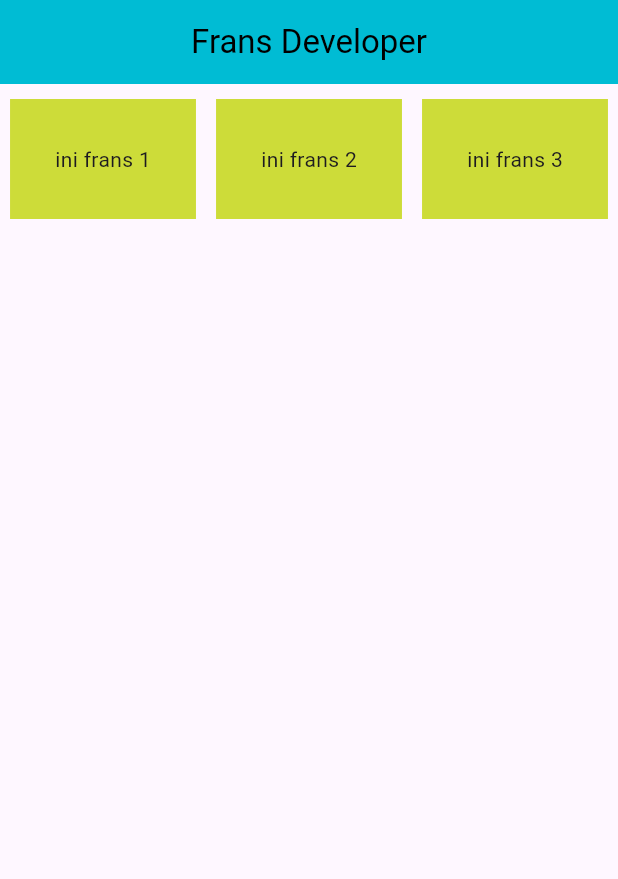
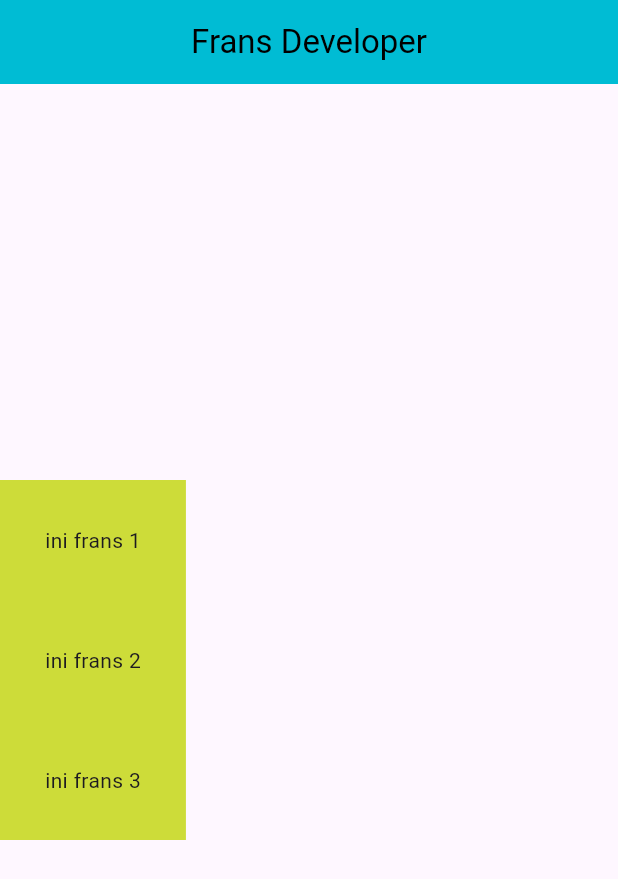
Before and after one commit to fransbachtiar24/belajar-flutter, a Flutter app: the screen it shows after launch, on a phone screen of 412 x 824 dp. Shown: the top 879 px of the screen. Run offline on Flutter 3.47's test engine with Material 3 defaults, Android fonts, the phone set to English and light mode, and no system bars.

Commit message:
belajar column

```diff
--- a/lib/main.dart
+++ b/lib/main.dart
@@ -18,29 +18,8 @@ class iniHalamanAwal extends StatelessWidget {
         centerTitle: true,
         backgroundColor: Colors.cyan,
       ),
-        body: Row(
-          mainAxisAlignment: MainAxisAlignment.spaceAround,
-          children: <Widget>[
-            Container(
-              color: Colors.lime,
-              padding: EdgeInsets.all(30.0),
-              margin: EdgeInsets.fromLTRB(0, 10, 0, 0),
-              child: Text("ini frans 1"),
-            ),
-            Container(
-              color: Colors.lime,
-              padding: EdgeInsets.all(30.0),
-              child: Text("ini frans 2"),
-              margin: EdgeInsets.fromLTRB(0, 10, 0, 0),
-            ),
-            Container(
-              color: Colors.lime,
-              padding: EdgeInsets.all(30.0),
-              child: Text("ini frans 3"),
-              margin: EdgeInsets.fromLTRB(0, 10, 0, 0),
-            )
-          ],
-        ));
+      body: IniBelajarColumns(),
+    );
   }
 }
 
@@ -118,3 +97,61 @@ class belajarLayouts extends StatelessWidget {
     );
   }
 }
+
+class IniBelajarRow extends StatelessWidget {
+  const IniBelajarRow({super.key});
+
+  @override
+  Widget build(BuildContext context) {
+    return Row(
+      mainAxisAlignment: MainAxisAlignment.spaceAround,
+      children: <Widget>[
+        Container(
+          color: Colors.lime,
+          padding: EdgeInsets.all(30.0),
+          margin: EdgeInsets.fromLTRB(0, 10, 0, 0),
+          child: Text("ini frans 1"),
+        ),
+        Container(
+          color: Colors.lime,
+          padding: EdgeInsets.all(30.0),
+          child: Text("ini frans 2"),
+          margin: EdgeInsets.fromLTRB(0, 10, 0, 0),
+        ),
+        Container(
+          color: Colors.lime,
+          padding: EdgeInsets.all(30.0),
+          child: Text("ini frans 3"),
+          margin: EdgeInsets.fromLTRB(0, 10, 0, 0),
+        )
+      ],
+    );
+  }
+}
+
+class IniBelajarColumns extends StatelessWidget {
+  const IniBelajarColumns({super.key});
+
+  @override
+  Widget build(BuildContext context) {
+    return Column(
+        mainAxisAlignment: MainAxisAlignment.center,
+        children: <Widget>[
+          Container(
+            color: Colors.lime,
+            padding: EdgeInsets.all(30.0),
+            child: Text("ini frans 1"),
+          ),
+          Container(
+            color: Colors.lime,
+            padding: EdgeInsets.all(30.0),
+            child: Text("ini frans 2"),
+          ),
+          Container(
+            color: Colors.lime,
+            padding: EdgeInsets.all(30.0),
+            child: Text("ini frans 3"),
+          )
+        ]);
+  }
+}
```
Lines whose indentation alone changed are shown as unchanged.
